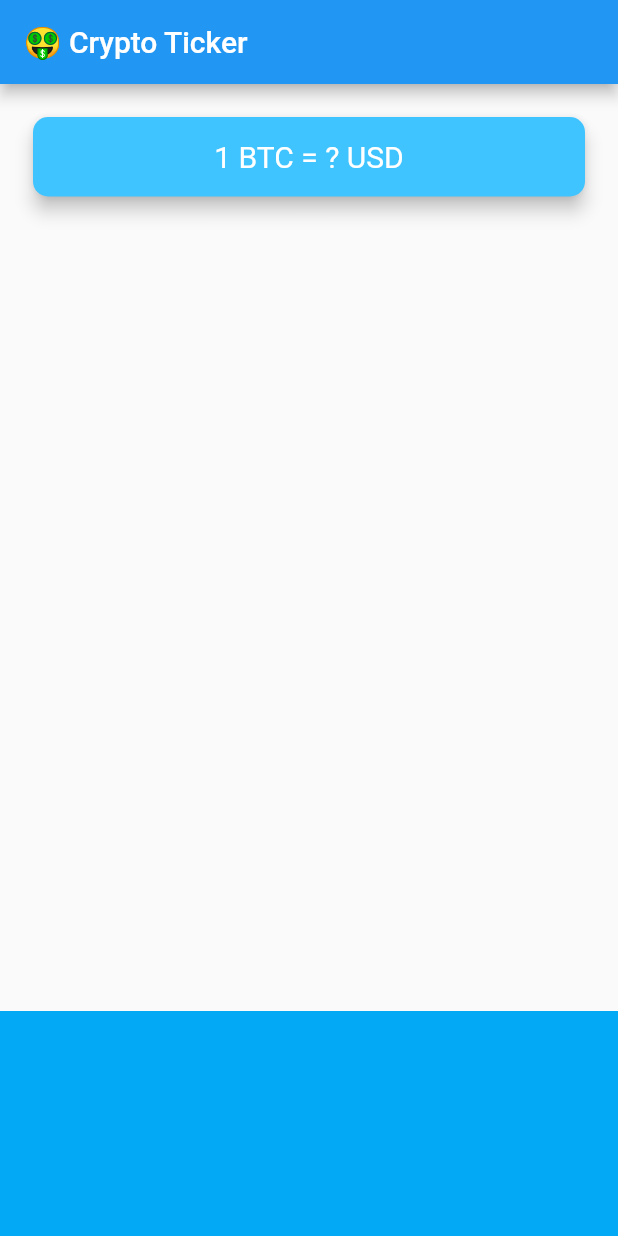
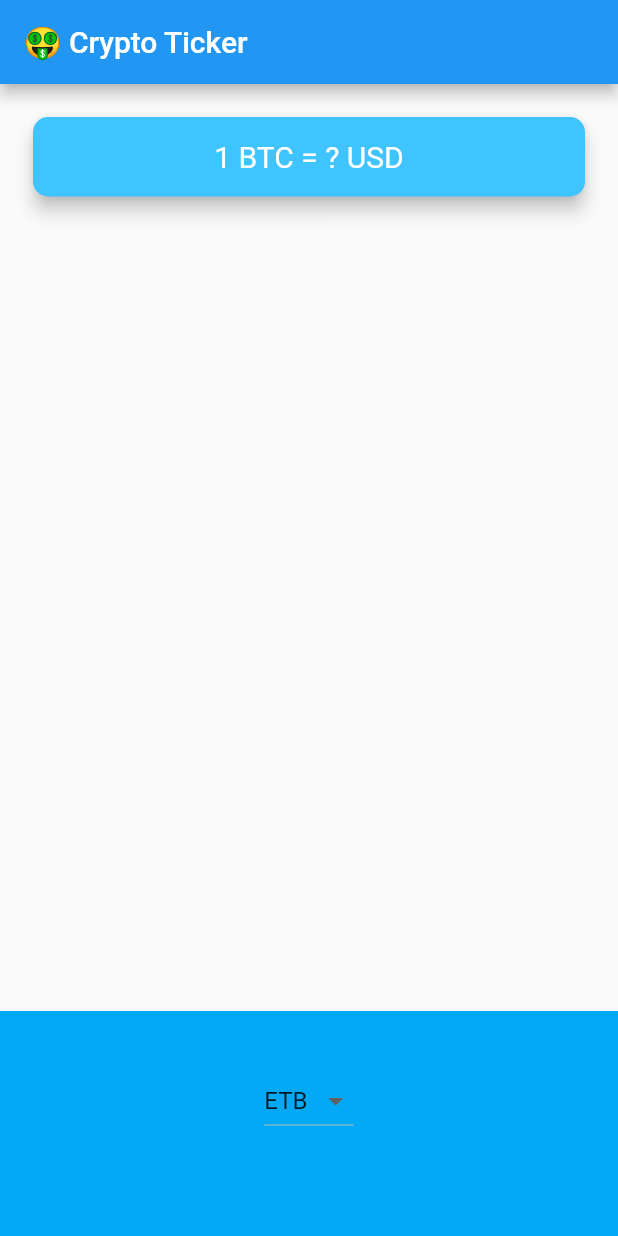
Before and after one commit to master-8702/flutter_bitcoin_ticker, a Flutter app: the screen it shows after launch, on a phone screen of 412 x 824 dp. Run offline on Flutter 3.47's test engine with Material 2 defaults, Android fonts, the phone set to English and light mode, and no system bars.

Commit message:
basic app UI Done!

```diff
--- a/lib/screens/price_screen.dart
+++ b/lib/screens/price_screen.dart
@@ -1,4 +1,7 @@
 import 'package:flutter/material.dart';
+import 'package:flutter_cryptocurrency_ticker/models/currency_and_coin_data.dart';
+import 'package:flutter/cupertino.dart';
+import 'dart:io' show Platform;
 
 class PriceScreen extends StatefulWidget {
   @override
@@ -6,11 +9,53 @@ class PriceScreen extends StatefulWidget {
 }
 
 class _PriceScreenState extends State<PriceScreen> {
+  String selectedCurrency = "ETB";
+
+  //here we design the android dropdown menu separately to show the currency list
+  // because we have to decide which device the app is running on before showing the
+  // dropdown menu or cupertino picker,
+
+  DropdownButton<String> androidDropDown() {
+    List<DropdownMenuItem<String>> dropDownItems = [];
+
+    for (String curreny in currenciesList) {
+      var newDropDownMenu = DropdownMenuItem(
+        child: Text(curreny),
+        value: curreny,
+      );
+      dropDownItems.add(newDropDownMenu);
+    }
+    return DropdownButton(
+        value: selectedCurrency,
+        items: dropDownItems,
+        onChanged: (value) {
+          setState(() {
+            selectedCurrency = value.toString();
+          });
+        });
+  }
+
+  // we are working on dropdown menus to show the currency lists and
+  // since IOS (apple) doesn't have any dropdown menus we are forced to design
+  // something widget specific to ios and similar to dropdown which is CupertinoPicker
+  CupertinoPicker iosPicker() {
+    List<Text> pickerItems = [];
+    for (String currency in currenciesList) {
+      pickerItems.add(
+        Text(currency),
+      );
+    }
+    return CupertinoPicker(
+        itemExtent: 30,
+        onSelectedItemChanged: (value) {},
+        children: pickerItems);
+  }
+
   @override
   Widget build(BuildContext context) {
     return Scaffold(
       appBar: AppBar(
-        title: Text('🤑 Crypto Ticker'),
+        title: const Text('🤑 Crypto Ticker'),
       ),
       body: Column(
         mainAxisAlignment: MainAxisAlignment.spaceBetween,
@@ -42,7 +87,7 @@ class _PriceScreenState extends State<PriceScreen> {
             alignment: Alignment.center,
             padding: EdgeInsets.only(bottom: 30.0),
             color: Colors.lightBlue,
-            child: null,
+            child: Platform.isIOS ? iosPicker() : androidDropDown(),
           ),
         ],
       ),
```
